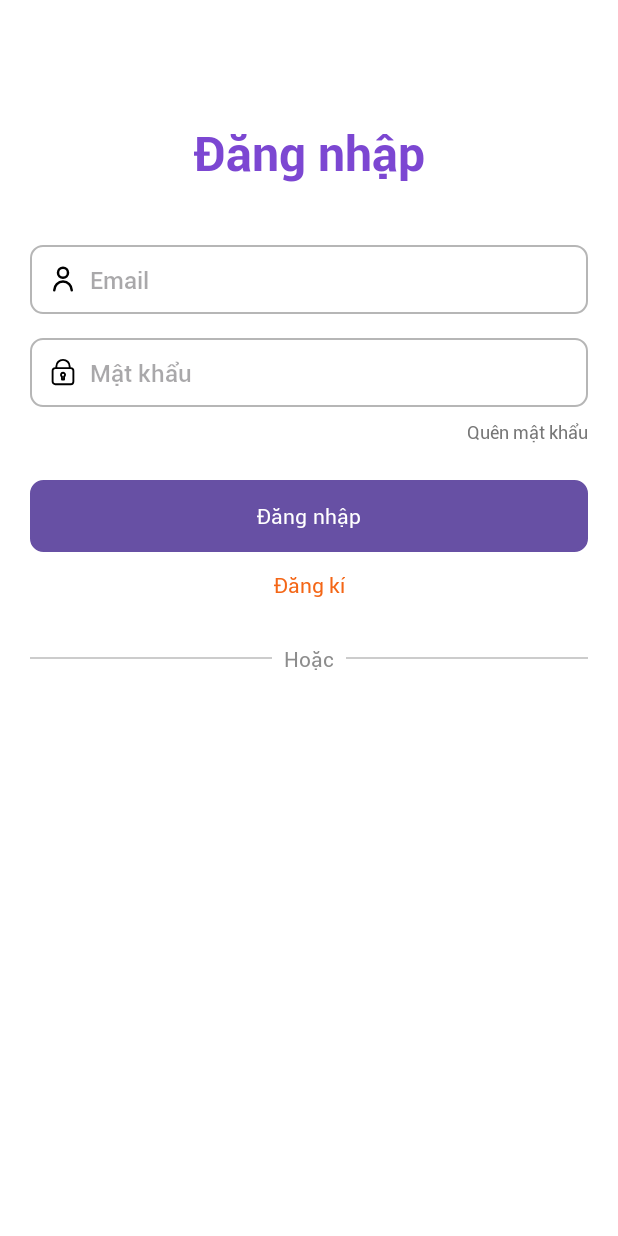
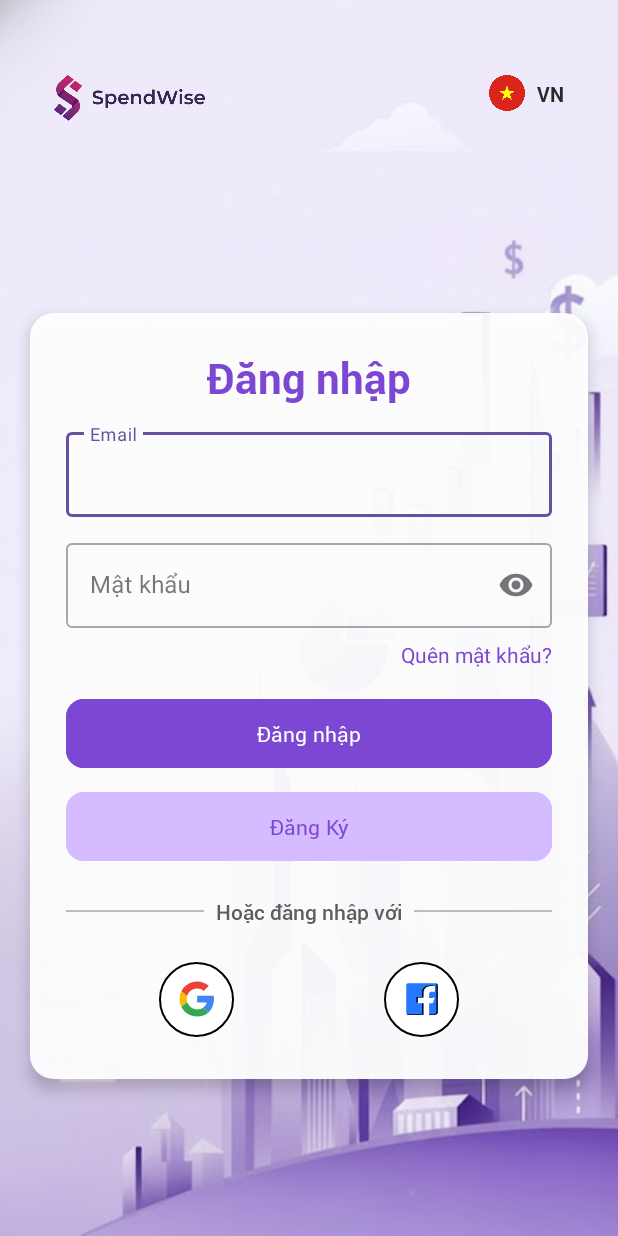
Before and after one commit to duy321111/expense_tracker_app, an Android app: the screen it shows after launch (Login), on a phone screen of 412 x 824 dp. Run offline under Robolectric (Android 15) with nearby library versions, the phone set to English and light mode, and no system bars.

Commit message:
ui: login page

```diff
--- a/app/src/main/res/drawable/bg_input.xml
+++ b/app/src/main/res/drawable/bg_input.xml
@@ -3,7 +3,7 @@
     android:shape="rectangle">
 
     <!-- Màu nền ô input -->
-    <solid android:color="@color/white" />
+    <solid android:color="@color/neutral_700" />
 
     <!-- Viền -->
     <stroke
@@ -11,12 +11,12 @@
         android:color="@color/neutral_300" />
 
     <!-- Bo góc -->
-    <corners android:radius="8dp" />
+    <corners android:radius="20dp" />
 
     <!-- Khoảng cách bên trong (padding) -->
     <padding
-        android:left="12dp"
-        android:top="8dp"
-        android:right="12dp"
-        android:bottom="8dp" />
+        android:left="10dp"
+        android:top="6dp"
+        android:right="10dp"
+        android:bottom="6dp" />
 </shape>
--- /dev/null
+++ b/app/src/main/res/drawable/facebook_logo.xml
@@ -0,0 +1,9 @@
+<vector xmlns:android="http://schemas.android.com/apk/res/android" android:height="50dp" android:viewportHeight="1024" android:viewportWidth="1024" android:width="50dp">
+
+    <path android:fillColor="#2577FF" android:pathData="M715.6,960h171.9C920.3,960 960,932.8 960,898.9V125.1C960,91.2 920.3,64 887.5,64H113.7C77,64 64,96.9 64,125.1v773.8C64,927.1 77,960 113.7,960h439V634.2H410.2c-11.3,0 -20.4,-9.1 -20.4,-20.4V491.6c0,-11.3 9.1,-20.4 20.4,-20.4h142.5V328.7c0,-99.4 88.1,-183.3 192.3,-183.3h113.2c11.3,0 20.4,9.1 20.4,20.4V288c0,11.3 -9.1,20.4 -20.4,20.4h-72.5c-34.4,0 -70.1,19.1 -70.1,50.9v112h131.2a20.3,20.3 0,0 1,16.5 8.5c3.9,5.3 4.9,12.1 2.8,18.3l-40.7,122.2a20.4,20.4 0,0 1,-19.3 13.9h-90.4V960z"/>
+
+    <path android:fillColor="#FF000000" android:pathData="M807.7,451.7h-92.1v19.5h112.3c-0.2,-3.9 -1.3,-7.8 -3.7,-11.1a20.3,20.3 0,0 0,-16.5 -8.5zM513.6,940.5H75.4C83.3,952 95.6,960 113.7,960h439V634.2H513.6v306.3zM839.3,145.5c-0.5,-10.9 -9.2,-19.5 -20.2,-19.5H705.9c-104.2,0 -192.3,83.9 -192.3,183.3v142.5H371.1c-11.3,0 -20.4,9.1 -20.4,20.4v122.2c0,11.3 9.1,20.4 20.4,20.4h18.9c-0,-0.3 -0.2,-0.5 -0.2,-0.8V491.6c0,-11.3 9.1,-20.4 20.4,-20.4h142.5V328.7c0,-99.4 88.1,-183.3 192.3,-183.3h94.3z"/>
+
+    <path android:fillColor="#FF000000" android:pathData="M900.1,65.3c12.2,10.8 20.8,24.7 20.8,40.3V879.4c0,33.8 -39.7,61.1 -72.5,61.1H715.6V960h171.9C920.3,960 960,932.8 960,898.9V125.1c0,-29.6 -30.3,-54.1 -59.9,-59.8z"/>
+
+</vector>
--- /dev/null
+++ b/app/src/main/res/drawable/google_logo.xml
@@ -0,0 +1,11 @@
+<vector xmlns:android="http://schemas.android.com/apk/res/android" android:height="50dp" android:viewportHeight="48" android:viewportWidth="48" android:width="50dp">
+
+    <path android:fillColor="#FBBC05" android:fillType="evenOdd" android:pathData="M10.327,24C10.327,22.476 10.58,21.014 11.032,19.644L3.123,13.604C1.582,16.734 0.714,20.26 0.714,24C0.714,27.737 1.581,31.261 3.12,34.388L11.025,28.337C10.577,26.973 10.327,25.517 10.327,24" android:strokeColor="#00000000" android:strokeWidth="1"/>
+
+    <path android:fillColor="#EB4335" android:fillType="evenOdd" android:pathData="M24.214,10.133C27.525,10.133 30.516,11.307 32.866,13.227L39.702,6.4C35.536,2.773 30.195,0.533 24.214,0.533C14.927,0.533 6.945,5.844 3.123,13.604L11.032,19.644C12.855,14.112 18.049,10.133 24.214,10.133" android:strokeColor="#00000000" android:strokeWidth="1"/>
+
+    <path android:fillColor="#34A853" android:fillType="evenOdd" android:pathData="M24.214,37.867C18.049,37.867 12.855,33.888 11.032,28.356L3.123,34.395C6.945,42.156 14.927,47.467 24.214,47.467C29.945,47.467 35.418,45.431 39.525,41.618L32.018,35.814C29.9,37.149 27.232,37.867 24.214,37.867" android:strokeColor="#00000000" android:strokeWidth="1"/>
+
+    <path android:fillColor="#4285F4" android:fillType="evenOdd" android:pathData="M46.645,24C46.645,22.613 46.432,21.12 46.111,19.733L24.214,19.733L24.214,28.8L36.818,28.8C36.188,31.891 34.472,34.268 32.018,35.814L39.525,41.618C43.839,37.614 46.645,31.649 46.645,24" android:strokeColor="#00000000" android:strokeWidth="1"/>
+
+</vector>
--- /dev/null
+++ b/app/src/main/res/drawable/ic_phone_call.xml
@@ -0,0 +1,5 @@
+<vector xmlns:android="http://schemas.android.com/apk/res/android" android:height="50dp" android:viewportHeight="24" android:viewportWidth="24" android:width="50dp">
+
+    <path android:fillColor="#00000000" android:pathData="M14.05,6C15.027,6.191 15.924,6.668 16.628,7.372C17.332,8.076 17.809,8.973 18,9.95M14.05,2C16.079,2.225 17.972,3.134 19.416,4.577C20.861,6.02 21.772,7.911 22,9.94M18.5,21C9.94,21 3,14.06 3,5.5C3,5.114 3.014,4.731 3.042,4.352C3.074,3.917 3.09,3.699 3.204,3.501C3.298,3.337 3.466,3.181 3.636,3.099C3.842,3 4.082,3 4.562,3H7.379C7.783,3 7.985,3 8.158,3.066C8.311,3.125 8.447,3.22 8.554,3.344C8.676,3.484 8.745,3.674 8.883,4.053L10.049,7.26C10.21,7.702 10.29,7.922 10.276,8.132C10.264,8.316 10.201,8.494 10.094,8.645C9.973,8.816 9.771,8.937 9.369,9.179L8,10C9.202,12.649 11.35,14.8 14,16L14.821,14.631C15.063,14.229 15.184,14.027 15.355,13.906C15.506,13.799 15.684,13.736 15.868,13.724C16.078,13.71 16.299,13.79 16.74,13.951L19.947,15.117C20.326,15.255 20.516,15.324 20.656,15.446C20.779,15.553 20.875,15.689 20.934,15.842C21,16.015 21,16.217 21,16.621V19.438C21,19.918 21,20.158 20.901,20.364C20.819,20.535 20.663,20.702 20.499,20.796C20.301,20.91 20.083,20.926 19.648,20.958C19.269,20.986 18.886,21 18.5,21Z" android:strokeColor="#000000" android:strokeLineCap="round" android:strokeLineJoin="round" android:strokeWidth="2"/>
+
+</vector>
--- /dev/null
+++ b/app/src/main/res/drawable/modal_bg.xml
@@ -0,0 +1,5 @@
+<shape xmlns:android="http://schemas.android.com/apk/res/android">
+    <solid android:color="#F2FFFFFF"/>
+    <corners android:radius="16dp"/>
+    <padding android:left="8dp" android:top="8dp" android:right="8dp" android:bottom="8dp"/>
+</shape>
--- a/app/src/main/res/layout/activity_login.xml
+++ b/app/src/main/res/layout/activity_login.xml
@@ -2,132 +2,206 @@
 <androidx.constraintlayout.widget.ConstraintLayout xmlns:android="http://schemas.android.com/apk/res/android"
     xmlns:app="http://schemas.android.com/apk/res-auto"
     xmlns:tools="http://schemas.android.com/tools"
-    android:id="@+id/main"
     android:layout_width="match_parent"
     android:layout_height="match_parent"
-    android:background="@color/white"
-    android:padding="20dp"
-   >
+    android:background="@drawable/background"
+    tools:context=".ui.Login">
 
+    <!-- Header Logo + Quốc kỳ -->
+    <ImageView
+        android:id="@+id/imgLogo"
+        android:layout_width="140dp"
+        android:layout_height="70dp"
+        android:src="@drawable/logo_app"
+        android:layout_marginStart="16dp"
+        android:layout_marginTop="30dp"
+        app:layout_constraintStart_toStartOf="parent"
+        app:layout_constraintTop_toTopOf="parent" />
 
-    <!-- Tiêu đề -->
+    <ImageView
+        android:id="@+id/imgLanguage"
+        android:layout_width="32dp"
+        android:layout_height="32dp"
+        android:src="@drawable/ic_flag_vn"
+        android:padding="4dp"
+        android:layout_marginTop="16dp"
+        android:layout_marginEnd="58dp"
+        app:layout_constraintTop_toTopOf="@id/imgLogo"
+        app:layout_constraintEnd_toEndOf="parent" />
+
+    <TextView
+        android:id="@+id/VN"
+        android:layout_width="wrap_content"
+        android:layout_height="wrap_content"
+        android:text="VN"
+        android:textSize="13sp"
+        android:textColor="@color/neutral_900"
+        android:fontFamily="@font/bold"
+        android:paddingTop="7dp"
+        android:layout_marginEnd="32dp"
+        app:layout_constraintTop_toTopOf="@id/imgLanguage"
+        app:layout_constraintStart_toEndOf="@id/imgLanguage"
+        app:layout_constraintEnd_toEndOf="parent" />
+
+    <!-- Modal Login -->
+    <LinearLayout
+        android:id="@+id/modalLogin"
+        android:layout_width="0dp"
+        android:layout_height="wrap_content"
+        android:layout_margin="20dp"
+        android:background="@drawable/modal_bg"
+        android:elevation="6dp"
+        android:orientation="vertical"
+        android:padding="24dp"
+        app:layout_constraintBottom_toBottomOf="parent"
+        app:layout_constraintEnd_toEndOf="parent"
+        app:layout_constraintStart_toStartOf="parent"
+        app:layout_constraintTop_toBottomOf="@+id/imgLogo"
+        app:layout_constraintVertical_bias="0.512">
+
         <TextView
             android:id="@+id/tvTitle"
+            style="@style/Heading3"
             android:layout_width="wrap_content"
             android:layout_height="wrap_content"
+            android:layout_gravity="center_horizontal"
+            android:paddingBottom="12dp"
             android:text="Đăng nhập"
             android:textColor="@color/primary_1"
-        style="@style/Heading2"
-        android:layout_marginTop="60dp"
-        app:layout_constraintTop_toTopOf="parent"
-        app:layout_constraintStart_toStartOf="parent"
-        app:layout_constraintEnd_toEndOf="parent" />
+             />
 
-    <!-- Email -->
-    <EditText
-        android:id="@+id/edtEmail"
-        android:layout_width="0dp"
-        android:drawableStart="@drawable/user"
-        android:drawablePadding ="8dp"
+        <com.google.android.material.textfield.TextInputLayout
+            style="@style/Widget.MaterialComponents.TextInputLayout.OutlinedBox"
+            android:layout_width="match_parent"
             android:layout_height="wrap_content"
             android:hint="Email"
-        android:background="@drawable/bg_input"
-        android:inputType="textEmailAddress"
-        android:padding="12dp"
-        style="@style/Body1"
-        android:layout_marginTop="40dp"
-        app:layout_constraintTop_toBottomOf="@id/tvTitle"
-        app:layout_constraintStart_toStartOf="parent"
-        app:layout_constraintEnd_toEndOf="parent" />
+            android:font="@font/regular">
 
-    <!-- Password -->
-    <EditText
+            <com.google.android.material.textfield.TextInputEditText
+                android:id="@+id/edtEmail"
+                android:layout_width="match_parent"
+                android:layout_height="wrap_content"
+                android:inputType="textEmailAddress" />
+        </com.google.android.material.textfield.TextInputLayout>
+
+        <com.google.android.material.textfield.TextInputLayout
+            style="@style/Widget.MaterialComponents.TextInputLayout.OutlinedBox"
+            android:layout_width="match_parent"
+            android:layout_height="wrap_content"
+            android:layout_marginTop="12dp"
+            android:hint="Mật khẩu"
+            app:endIconMode="password_toggle">
+
+            <com.google.android.material.textfield.TextInputEditText
                 android:id="@+id/edtPassword"
-        android:layout_width="0dp"
+                android:layout_width="match_parent"
                 android:layout_height="wrap_content"
-        android:drawableStart="@drawable/password_svgrepo_com"
-        android:drawablePadding="8dp"
-        android:hint="Mật khẩu"
-        android:background="@drawable/bg_input"
                 android:inputType="textPassword"
-        android:padding="12dp"
-        style="@style/Body1"
-        android:layout_marginTop="16dp"
-        app:layout_constraintTop_toBottomOf="@id/edtEmail"
-        app:layout_constraintStart_toStartOf="parent"
-        app:layout_constraintEnd_toEndOf="parent" />
+                android:font="@font/regular"/>
+        </com.google.android.material.textfield.TextInputLayout>
 
-    <!-- Quên mật khẩu -->
         <TextView
             android:id="@+id/tvForgotPassword"
             android:layout_width="wrap_content"
             android:layout_height="wrap_content"
-        android:text="Quên mật khẩu"
-        android:textColor="@color/neutral_600"
-        style="@style/Caption1"
+            android:layout_gravity="end"
+            android:paddingTop="8dp"
+            android:text="Quên mật khẩu?"
+            android:textColor="@color/primary_1" />
+
+        <com.google.android.material.button.MaterialButton
+            android:id="@+id/btnLogin"
+            android:layout_width="match_parent"
+            android:layout_height="54dp"
+            android:layout_marginTop="16dp"
+            android:backgroundTint="@color/primary_1"
+            android:text="Đăng nhập"
+            style="@style/Body2"
+            android:textColor="@color/white"
+            app:cornerRadius="12dp" />
+
+        <com.google.android.material.button.MaterialButton
+            android:id="@+id/btnRegister"
+            android:layout_width="match_parent"
+            android:layout_height="54dp"
             android:layout_marginTop="8dp"
-        app:layout_constraintTop_toBottomOf="@id/edtPassword"
-        app:layout_constraintEnd_toEndOf="parent" />
+            android:backgroundTint="@color/primary_4"
+            style="@style/Body2"
+            android:text="Đăng Ký"
+            android:textColor="@color/primary_1"
+            app:cornerRadius="12dp" />
 
-    <!-- Nút đăng nhập -->
-    <Button
-        android:id="@+id/btnLogin"
-        android:layout_width="0dp"
+        <!-- Separator -->
+        <LinearLayout
+            android:layout_width="match_parent"
             android:layout_height="wrap_content"
-        android:text="Đăng nhập"
-        android:textColor="@color/white"
-        android:backgroundTint="@color/primary_1"
-        style="@style/Body2"
-        android:layout_marginTop="24dp"
-        android:background="@drawable/rounded_bg"
-        app:layout_constraintTop_toBottomOf="@id/tvForgotPassword"
-        app:layout_constraintStart_toStartOf="parent"
-        app:layout_constraintEnd_toEndOf="parent" />
-
-    <!-- Đăng kí -->
-    <TextView
-        android:id="@+id/tvRegister"
-        android:layout_width="wrap_content"
-        android:layout_height="wrap_content"
-        android:text="Đăng kí"
-        android:textColor="@color/accent_1"
-        style="@style/Body2"
-        android:layout_marginTop="12dp"
-        app:layout_constraintTop_toBottomOf="@id/btnLogin"
-        app:layout_constraintStart_toStartOf="parent"
-        app:layout_constraintEnd_toEndOf="parent" />
-
-    <!-- Hoặc -->
-    <LinearLayout
-        android:id="@+id/divider"
-        android:layout_width="0dp"
-        android:layout_height="wrap_content"
-        android:orientation="horizontal"
-        android:gravity="center_vertical"
-        android:layout_marginTop="30dp"
-        app:layout_constraintTop_toBottomOf="@id/tvRegister"
-        app:layout_constraintStart_toStartOf="parent"
-        app:layout_constraintEnd_toEndOf="parent">
+            android:layout_marginTop="20dp"
+            android:gravity="center"
+            android:orientation="horizontal">
 
             <View
                 android:layout_width="0dp"
                 android:layout_height="1dp"
                 android:layout_weight="1"
-            android:background="@color/neutral_200" />
+                android:background="#BDBDBD" />
 
             <TextView
                 android:layout_width="wrap_content"
                 android:layout_height="wrap_content"
-            android:text="Hoặc"
-            android:textColor="@color/neutral_500"
-            android:layout_marginHorizontal="8dp"
-            style="@style/Body2" />
+                android:text="Hoặc đăng nhập với"
+                android:textColor="@color/neutral_700"
+                android:textSize="14sp"
+                android:paddingLeft="8dp"
+                android:paddingRight="8dp"
+                android:fontFamily="@font/medium" />
 
             <View
                 android:layout_width="0dp"
                 android:layout_height="1dp"
                 android:layout_weight="1"
-            android:background="@color/neutral_200" />
+                android:background="#BDBDBD" />
         </LinearLayout>
 
+        <!-- Social Login -->
+        <LinearLayout
+            android:layout_width="match_parent"
+            android:layout_height="wrap_content"
+            android:layout_marginTop="20dp"
+            android:gravity="center"
+            android:orientation="horizontal">
+
+            <com.google.android.material.button.MaterialButton
+                android:id="@+id/btnGoogle"
+                android:layout_width="50dp"
+                android:layout_height="58dp"
+                android:layout_marginLeft="20dp"
+                android:backgroundTint="@color/white"
+                app:cornerRadius="30dp"
+                app:icon="@drawable/google_logo"
+                app:iconGravity="textStart"
+                app:iconPadding="0dp"
+                app:iconSize="24dp"
+                app:iconTint="@null"
+                app:strokeWidth="1dp" />
+
+            <Space
+                android:layout_width="100dp"
+                android:layout_height="wrap_content" />
+
+            <com.google.android.material.button.MaterialButton
+                android:id="@+id/btnFacebook"
+                android:layout_width="50dp"
+                android:layout_height="58dp"
+                android:layout_marginRight="20dp"
+                android:backgroundTint="@color/white"
+                app:cornerRadius="30dp"
+                app:icon="@drawable/facebook_logo"
+                app:iconGravity="textStart"
+                app:iconPadding="0dp"
+                app:iconSize="24dp"
+                app:iconTint="@null"
+                app:strokeWidth="1dp" />
+        </LinearLayout>
+
+    </LinearLayout>
 </androidx.constraintlayout.widget.ConstraintLayout>
--- a/app/src/main/res/values/colors.xml
+++ b/app/src/main/res/values/colors.xml
@@ -14,11 +14,33 @@
     <color name="accent_4">#FFBA93</color>
     <color name="accent_5">#FFD3BA</color>
 
+    <!-- ✅ Màu thành công -->
     <color name="success_1">#00CE21</color>
     <color name="success_2">#31DD4D</color>
     <color name="success_3">#58F271</color>
     <color name="success_4">#84FF98</color>
     <color name="success_5">#A3FFB2</color>
+
+    <!-- ⚠️ Màu cảnh báo -->
+    <color name="warning_1">#EAB308</color>
+    <color name="warning_2">#FACC15</color>
+    <color name="warning_3">#FDE047</color>
+    <color name="warning_4">#FEF08A</color>
+    <color name="warning_5">#FEF9C3</color>
+
+    <!-- ❌ Màu lỗi -->
+    <color name="error_1">#DC2626</color>
+    <color name="error_2">#EF4444</color>
+    <color name="error_3">#F87171</color>
+    <color name="error_4">#FCA5A5</color>
+    <color name="error_5">#FECACA</color>
+
+    <!-- ℹ️ Màu thông tin -->
+    <color name="info_1">#0284C7</color>
+    <color name="info_2">#0EA5E9</color>
+    <color name="info_3">#38BDF8</color>
+    <color name="info_4">#7DD3FC</color>
+    <color name="info_5">#BAE6FD</color>
 
     <!-- ⚪ Màu trung tính -->
     <color name="neutral_900">#282828</color>
@@ -32,6 +54,14 @@
     <color name="neutral_100">#DADADA</color>
     <color name="neutral_50">#F4F2F6</color>
 
+    <!-- 🌈 Màu nền -->
+    <color name="background_light">#FAFAFA</color>
+    <color name="background_dark">#121212</color>
+    <color name="surface">#FFFFFF</color>
+    <color name="overlay">#1F1F1F</color>
+
+    <!-- 🩵 Màu khác -->
     <color name="white">#FFFFFF</color>
     <color name="black">#000000</color>
+    <color name="transparent">#00000000</color>
 </resources>
```
Also changed, not shown: app/src/main/res/drawable/background.jpg (added), app/src/main/res/drawable/ic_flag_vn.png (added), app/src/main/res/drawable/logo_app.png (added). Lines whose indentation alone changed are shown as unchanged.
